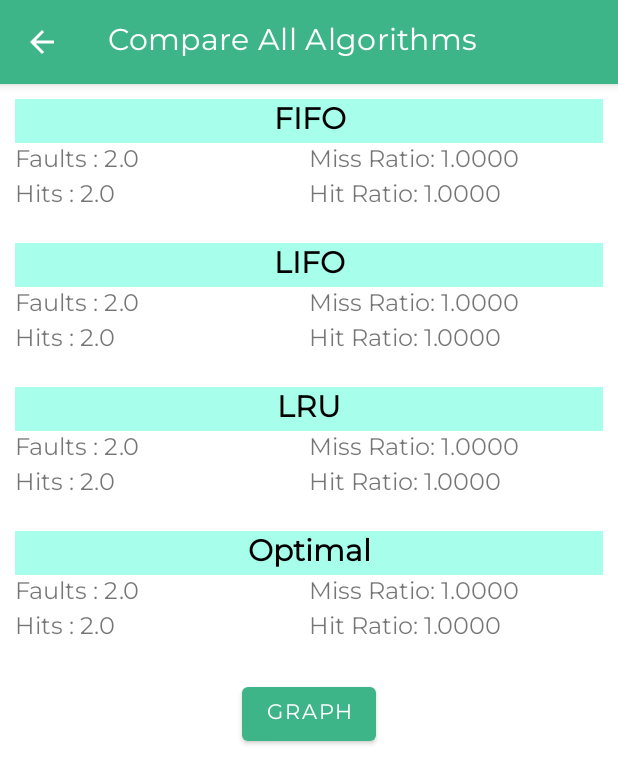
After one commit to siddhraj-sinh/OS-Lab, an Android app: the CompareActivity screen opened directly, with no data from a screen before it, on a phone screen of 412 x 824 dp. The commit adds this screen. Shown: the top 784 px of the screen. Run offline under Robolectric (Android 15) with nearby library versions, the phone set to English and light mode, and no system bars; 1 statement that could not run was skipped.

Commit message:
adding CompareActivity.kt

```diff
--- a/app/build.gradle
+++ b/app/build.gradle
@@ -30,6 +30,9 @@ android {
     kotlinOptions {
         jvmTarget = '1.8'
     }
+    buildFeatures {
+        viewBinding = true
+    }
 }
 
 dependencies {
--- /dev/null
+++ b/app/src/main/res/layout/activity_compare.xml
@@ -0,0 +1,257 @@
+<?xml version="1.0" encoding="utf-8"?>
+<LinearLayout xmlns:android="http://schemas.android.com/apk/res/android"
+    xmlns:app="http://schemas.android.com/apk/res-auto"
+    xmlns:tools="http://schemas.android.com/tools"
+    android:layout_width="match_parent"
+    android:layout_height="match_parent"
+    android:orientation="vertical"
+    tools:context=".CompareActivity">
+
+    <LinearLayout
+        android:layout_width="match_parent"
+        android:layout_height="wrap_content"
+        android:orientation="vertical"
+        android:padding="10dp">
+
+        <TextView
+            android:layout_width="match_parent"
+            android:layout_height="wrap_content"
+            android:background="#A7FFEB"
+            android:gravity="center"
+            android:text="FIFO"
+            android:textColor="@color/black"
+            android:textSize="20sp"
+            android:textStyle="bold" />
+        <LinearLayout
+            android:layout_width="match_parent"
+            android:layout_height="wrap_content"
+            android:orientation="horizontal">
+
+            <TextView
+                android:id="@+id/f_fifo"
+                android:layout_width="0dp"
+                android:layout_height="wrap_content"
+                android:layout_weight="1"
+                android:text="Faults : 2.0"
+                android:textSize="16sp" />
+
+            <TextView
+                android:id="@+id/mr_fifo"
+                android:layout_width="0dp"
+                android:layout_height="wrap_content"
+                android:layout_weight="1"
+                android:text="Miss Ratio: 1.0000"
+                android:textSize="16sp" />
+
+        </LinearLayout>
+        <LinearLayout
+            android:layout_width="match_parent"
+            android:layout_height="wrap_content"
+            android:orientation="horizontal">
+
+            <TextView
+                android:id="@+id/h_fifo"
+                android:layout_width="0dp"
+                android:layout_height="wrap_content"
+                android:layout_weight="1"
+                android:text="Hits : 2.0"
+                android:textSize="16sp" />
+
+            <TextView
+                android:id="@+id/hr_fifo"
+                android:layout_width="0dp"
+                android:layout_height="wrap_content"
+                android:layout_weight="1"
+                android:text="Hit Ratio: 1.0000"
+                android:textSize="16sp" />
+
+        </LinearLayout>
+    </LinearLayout>
+    <LinearLayout
+        android:layout_width="match_parent"
+        android:layout_height="wrap_content"
+        android:orientation="vertical"
+        android:padding="10dp">
+
+        <TextView
+            android:layout_width="match_parent"
+            android:layout_height="wrap_content"
+            android:background="#A7FFEB"
+            android:gravity="center"
+            android:text="LIFO"
+            android:textColor="@color/black"
+            android:textSize="20sp"
+            android:textStyle="bold" />
+        <LinearLayout
+            android:layout_width="match_parent"
+            android:layout_height="wrap_content"
+            android:orientation="horizontal">
+
+            <TextView
+                android:id="@+id/f_lifo"
+                android:layout_width="0dp"
+                android:layout_height="wrap_content"
+                android:layout_weight="1"
+                android:text="Faults : 2.0"
+                android:textSize="16sp" />
+
+            <TextView
+                android:id="@+id/mr_lifo"
+                android:layout_width="0dp"
+                android:layout_height="wrap_content"
+                android:layout_weight="1"
+                android:text="Miss Ratio: 1.0000"
+                android:textSize="16sp" />
+
+        </LinearLayout>
+        <LinearLayout
+            android:layout_width="match_parent"
+            android:layout_height="wrap_content"
+            android:orientation="horizontal">
+
+            <TextView
+                android:id="@+id/h_lifo"
+                android:layout_width="0dp"
+                android:layout_height="wrap_content"
+                android:layout_weight="1"
+                android:text="Hits : 2.0"
+                android:textSize="16sp" />
+
+            <TextView
+                android:id="@+id/hr_lifo"
+                android:layout_width="0dp"
+                android:layout_height="wrap_content"
+                android:layout_weight="1"
+                android:text="Hit Ratio: 1.0000"
+                android:textSize="16sp" />
+
+        </LinearLayout>
+    </LinearLayout>
+    <LinearLayout
+        android:layout_width="match_parent"
+        android:layout_height="wrap_content"
+        android:orientation="vertical"
+        android:padding="10dp">
+
+        <TextView
+            android:layout_width="match_parent"
+            android:layout_height="wrap_content"
+            android:background="#A7FFEB"
+            android:gravity="center"
+            android:text="LRU"
+            android:textColor="@color/black"
+            android:textSize="20sp"
+            android:textStyle="bold" />
+        <LinearLayout
+            android:layout_width="match_parent"
+            android:layout_height="wrap_content"
+            android:orientation="horizontal">
+
+            <TextView
+                android:id="@+id/f_lru"
+                android:layout_width="0dp"
+                android:layout_height="wrap_content"
+                android:layout_weight="1"
+                android:text="Faults : 2.0"
+                android:textSize="16sp" />
+
+            <TextView
+                android:id="@+id/mr_lru"
+                android:layout_width="0dp"
+                android:layout_height="wrap_content"
+                android:layout_weight="1"
+                android:text="Miss Ratio: 1.0000"
+                android:textSize="16sp" />
+
+        </LinearLayout>
+        <LinearLayout
+            android:layout_width="match_parent"
+            android:layout_height="wrap_content"
+            android:orientation="horizontal">
+
+            <TextView
+                android:id="@+id/h_lru"
+                android:layout_width="0dp"
+                android:layout_height="wrap_content"
+                android:layout_weight="1"
+                android:text="Hits : 2.0"
+                android:textSize="16sp" />
+
+            <TextView
+                android:id="@+id/hr_lru"
+                android:layout_width="0dp"
+                android:layout_height="wrap_content"
+                android:layout_weight="1"
+                android:text="Hit Ratio: 1.0000"
+                android:textSize="16sp" />
+
+        </LinearLayout>
+    </LinearLayout>
+    <LinearLayout
+        android:layout_width="match_parent"
+        android:layout_height="wrap_content"
+        android:orientation="vertical"
+        android:padding="10dp">
+
+        <TextView
+            android:layout_width="match_parent"
+            android:layout_height="wrap_content"
+            android:background="#A7FFEB"
+            android:gravity="center"
+            android:text="Optimal"
+            android:textColor="@color/black"
+            android:textSize="20sp"
+            android:textStyle="bold" />
+        <LinearLayout
+            android:layout_width="match_parent"
+            android:layout_height="wrap_content"
+            android:orientation="horizontal">
+
+            <TextView
+                android:id="@+id/f_optimal"
+                android:layout_width="0dp"
+                android:layout_height="wrap_content"
+                android:layout_weight="1"
+                android:text="Faults : 2.0"
+                android:textSize="16sp" />
+
+            <TextView
+                android:id="@+id/mr_optimal"
+                android:layout_width="0dp"
+                android:layout_height="wrap_content"
+                android:layout_weight="1"
+                android:text="Miss Ratio: 1.0000"
+                android:textSize="16sp" />
+
+        </LinearLayout>
+        <LinearLayout
+            android:layout_width="match_parent"
+            android:layout_height="wrap_content"
+            android:orientation="horizontal">
+
+            <TextView
+                android:id="@+id/h_optimal"
+                android:layout_width="0dp"
+                android:layout_height="wrap_content"
+                android:layout_weight="1"
+                android:text="Hits : 2.0"
+                android:textSize="16sp" />
+
+            <TextView
+                android:id="@+id/hr_optimal"
+                android:layout_width="0dp"
+                android:layout_height="wrap_content"
+                android:layout_weight="1"
+                android:text="Hit Ratio: 1.0000"
+                android:textSize="16sp" />
+
+        </LinearLayout>
+    </LinearLayout>
+
+    <Button
+        android:layout_width="wrap_content"
+        android:layout_height="wrap_content"
+        android:layout_gravity="center"
+        android:text="GRAPH"
+        android:layout_marginTop="12dp"/>
+</LinearLayout>
--- a/build.gradle
+++ b/build.gradle
@@ -7,7 +7,7 @@ buildscript {
     }
     dependencies {
         classpath "com.android.tools.build:gradle:4.2.2"
-        classpath "org.jetbrains.kotlin:kotlin-gradle-plugin:$kotlin_version"
+        classpath "org.jetbrains.kotlin:kotlin-gradle-plugin:1.5.31"
 
         // NOTE: Do not place your application dependencies here; they belong
         // in the individual module build.gradle files
```
Also changed, not shown: app/src/main/AndroidManifest.xml (+8 -3 lines), app/src/main/java/com/siddharaj/oslab/CompareActivity.kt (added, +236 -0 lines), app/src/main/java/com/siddharaj/oslab/SimulationActivity.kt (+28 -60 lines), app/src/main/res/layout/activity_simulation.xml (+14 -4 lines).
